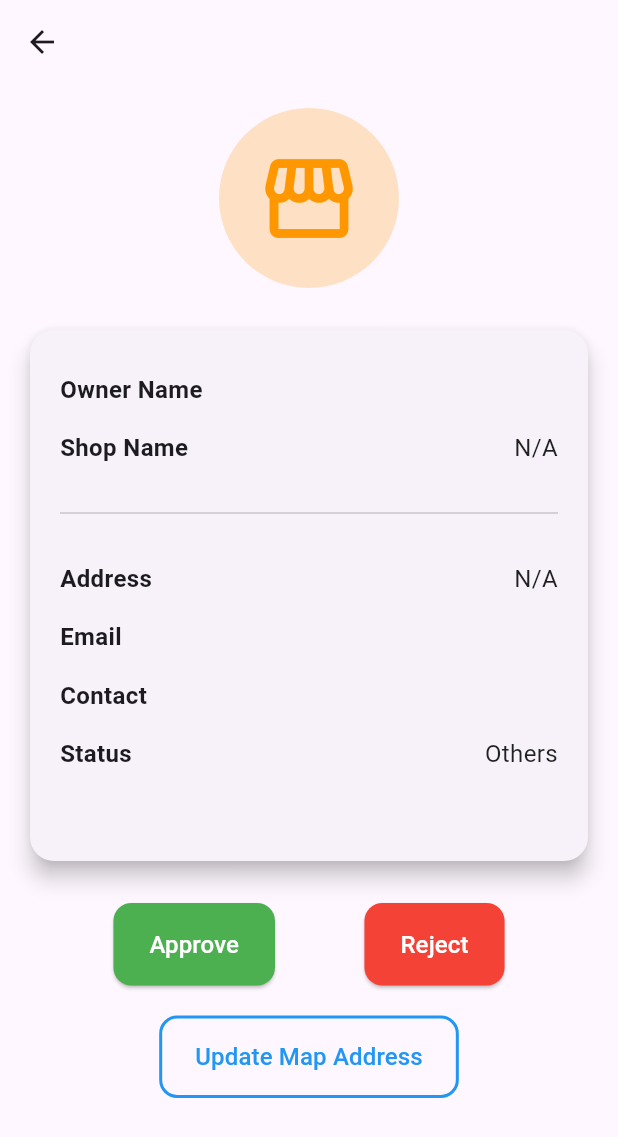
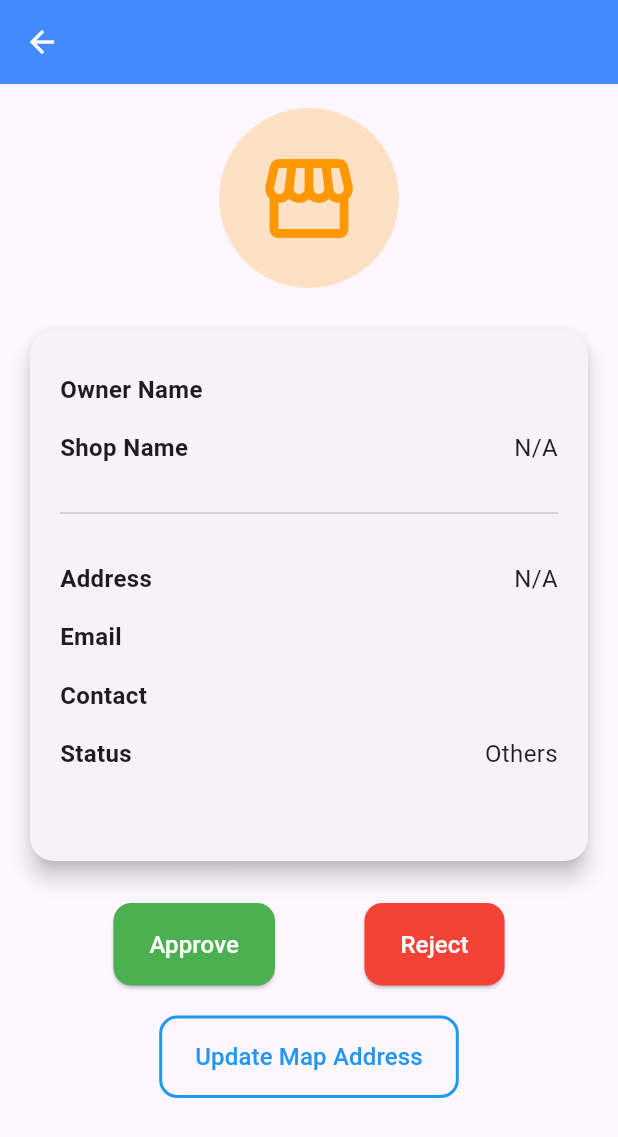
Before and after one commit to MrManavRamani-Flutter/find-shop, a Flutter app: the ShopOwnerDetailScreen screen opened directly with empty values, on a phone screen of 412 x 824 dp. Shown: the top 1137 px of the screen. Run offline on Flutter 3.47's test engine with Material 3 defaults, Android fonts, the phone set to English and light mode, and no system bars; our stand-ins replace file_picker, flutter_rating_bar, shared_preferences, sqflite; missing offline and left inert: excel; accounts and stored records are empty.

Commit message:
19/02/2025 07:31 PM Admin & Customer side : change in shop detail screen changes.....

```diff
--- a/lib/screens/admin/shop/shop_detail_screen.dart
+++ b/lib/screens/admin/shop/shop_detail_screen.dart
@@ -93,8 +93,8 @@ class AdminShopDetailScreenState extends State<AdminShopDetailScreen> {
   Widget build(BuildContext context) {
     return Scaffold(
       appBar: AppBar(
-        title:
-            const Text('Shop Profile', style: TextStyle(color: Colors.white)),
+        title: Text('${_shop!.shopName}',
+            style: const TextStyle(color: Colors.white)),
         backgroundColor: Colors.blueAccent,
         centerTitle: true,
         iconTheme: const IconThemeData(color: Colors.white),
--- a/lib/screens/admin/shop_owner/shop_owner_detail_screen.dart
+++ b/lib/screens/admin/shop_owner/shop_owner_detail_screen.dart
@@ -44,7 +44,13 @@ class _ShopOwnerDetailScreenState extends State<ShopOwnerDetailScreen> {
 
     return Scaffold(
       appBar: AppBar(
-        title: Text(widget.owner.username),
+        title: Text(
+          widget.owner.username,
+          style: const TextStyle(color: Colors.white),
+        ),
+        centerTitle: true,
+        backgroundColor: Colors.blueAccent,
+        iconTheme: const IconThemeData(color: Colors.white),
       ),
       body: _isLoading
           ? const Center(child: CircularProgressIndicator())
```
Also changed, not shown: lib/screens/customer/shops/shop_detail_screen.dart (+6 -3 lines).
